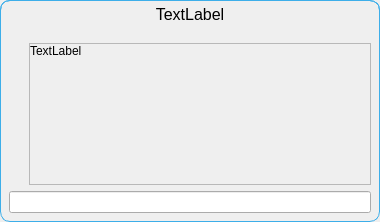
TheCodingJsoftware/Invigo, file ui/input_dialog.ui: the form before one commit.
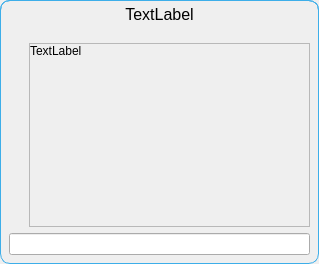
The form after the commit.

What changed in the file:
```diff
--- a/ui/input_dialog.ui
+++ b/ui/input_dialog.ui
@@ -6,8 +6,8 @@
    <rect>
     <x>0</x>
     <y>0</y>
-    <width>380</width>
-    <height>222</height>
+    <width>319</width>
+    <height>264</height>
    </rect>
   </property>
   <property name="windowTitle">
@@ -145,8 +145,8 @@
               <rect>
                <x>0</x>
                <y>0</y>
-               <width>330</width>
-               <height>132</height>
+               <width>269</width>
+               <height>174</height>
               </rect>
              </property>
              <layout class="QVBoxLayout" name="verticalLayout_4">
```
